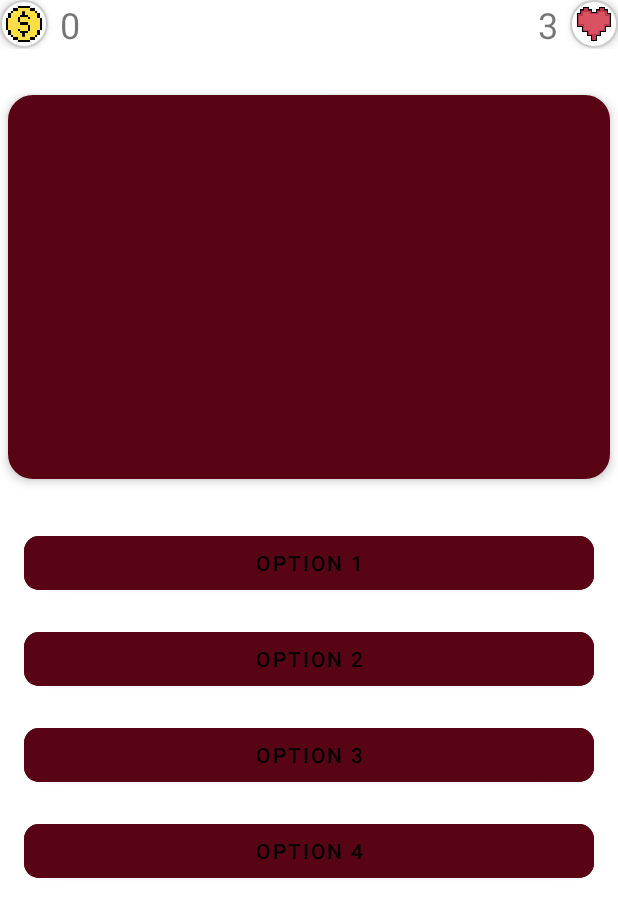
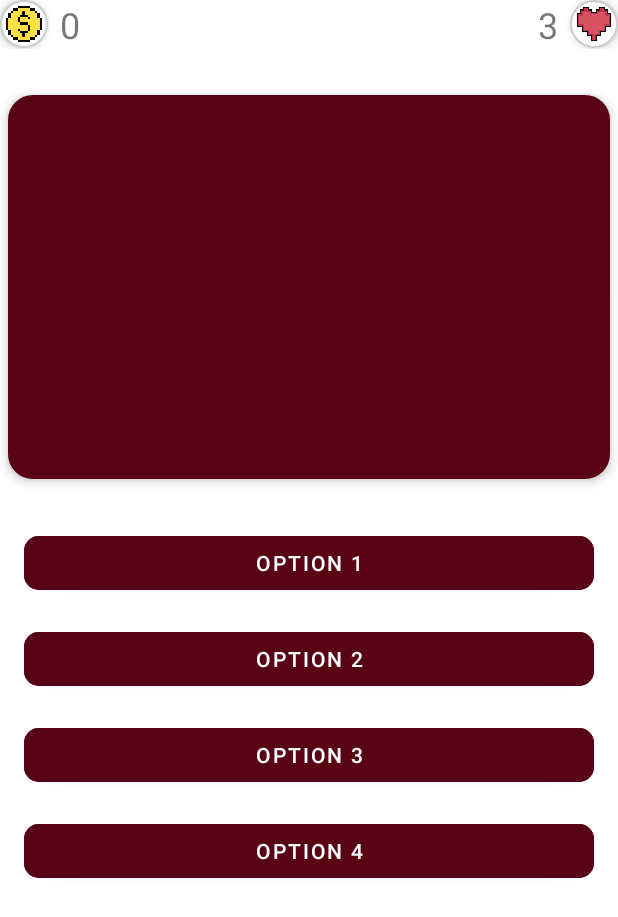
Before and after one commit to GameQuizApp/GameQuiz, an Android app: the layout activity_action_page.xml on its own in the app's theme, with its tools: preview values and no code run, on a phone screen of 412 x 824 dp. Shown: the top 917 px of the screen. Run offline under Robolectric (Android 15) with nearby library versions, the phone set to English and light mode, and no system bars.

Commit message:
Cmabio en imageRandom/styles

```diff
--- a/app/src/main/res/layout/activity_random_image_page.xml
+++ b/app/src/main/res/layout/activity_random_image_page.xml
@@ -103,7 +103,6 @@
         app:layout_constraintTop_toBottomOf="@id/cardViewImages">
 
         <Button
-            android:textColor="@color/white"
             android:id="@+id/optionButton1"
             android:layout_width="match_parent"
             android:layout_height="wrap_content"
@@ -112,7 +111,6 @@
             android:layout_marginTop="16dp" />
 
         <Button
-            android:textColor="@color/white"
             android:id="@+id/optionButton2"
             android:layout_width="match_parent"
             android:layout_height="wrap_content"
@@ -122,7 +120,6 @@
             />
 
         <Button
-            android:textColor="@color/white"
             android:id="@+id/optionButton3"
             android:layout_width="match_parent"
             android:layout_height="wrap_content"
@@ -132,7 +129,6 @@
             />
 
         <Button
-            android:textColor="@color/white"
             android:id="@+id/optionButton4"
             android:layout_width="match_parent"
             android:layout_height="wrap_content"
--- a/app/src/main/res/values/styles.xml
+++ b/app/src/main/res/values/styles.xml
@@ -79,5 +79,6 @@
     <style name="OptionsButton">
     <item name="android:backgroundTint">@color/vino</item>
     <item name="cornerRadius">10dp</item>
+    <item name="android:textColor">@color/white</item>
     </style>
 </resources>
```
